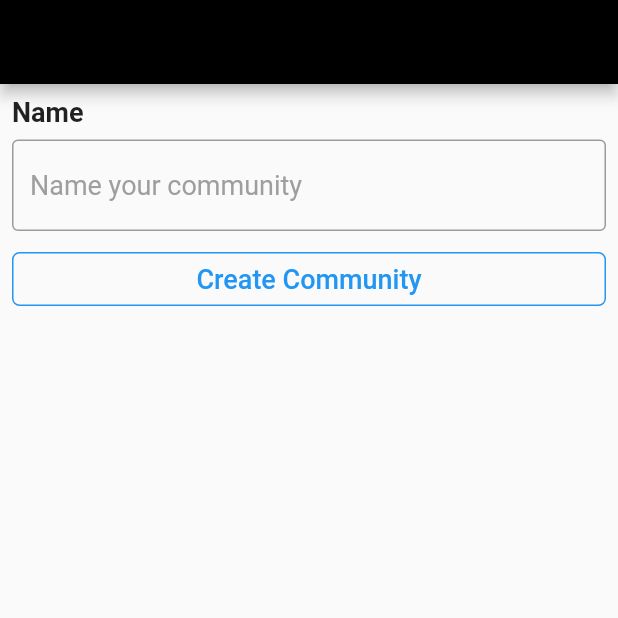
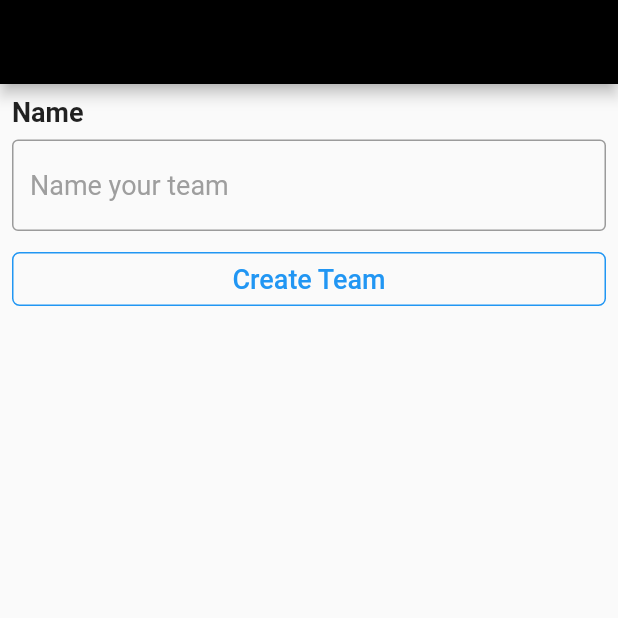
Before and after one commit to POORVI111/myteams, a Flutter app: the CreateTeam screen opened directly, on a phone screen of 412 x 824 dp, the top half of it. Run offline on Flutter 3.47's test engine with Material 2 defaults, Android fonts, the light colour scheme and no system bars; our stand-ins replace cached_network_image, cloud_firestore, firebase_auth, firebase_core, firebase_storage, google_sign_in and 3 more; missing offline and left inert: agora_rtc_engine, emoji_picker; accounts and stored records are empty; Roboto replaces fonts that are missing (Aveny).

Commit message:
made some changes

```diff
--- a/lib/resources/teams_methods.dart
+++ b/lib/resources/teams_methods.dart
@@ -88,7 +88,7 @@ class TeamMethods {
 
       });
 
-
+      await addToTeams(userId: user.uid, teamId: teamId);
       retVal = "success";
     } on PlatformException catch (e) {
       retVal = "Make sure you have the right team ID!";
--- a/lib/screens/CreateTeam.dart
+++ b/lib/screens/CreateTeam.dart
@@ -28,7 +28,7 @@ class _CreateTeamState extends State<CreateTeam> {
     return Scaffold(
       key: _scaffoldKey,
       appBar: AppBar(
-        title: Text('Create Community',
+        title: Text('Create Team',
             style: TextStyle(fontWeight: FontWeight.bold)),
       ),
       body: ListView(
@@ -46,7 +46,7 @@ class _CreateTeamState extends State<CreateTeam> {
               child: TextField(
                 controller: nameController,
                 decoration: InputDecoration(
-                  hintText: 'Name your community',
+                  hintText: 'Name your team',
                   hintStyle: TextStyle(color: Colors.grey, fontSize: 18),
                   border: OutlineInputBorder(),
                   focusedBorder: OutlineInputBorder(
@@ -59,8 +59,8 @@ class _CreateTeamState extends State<CreateTeam> {
           Padding(
             padding: const EdgeInsets.all(8.0),
             child: FlatButton(
-              onPressed: createCommunity,
-              child: Text('Create Community',
+              onPressed: createTeam,
+              child: Text('Create Team',
                   style: TextStyle(
                       color: Theme.of(context).accentColor, fontSize: 18)),
               shape: RoundedRectangleBorder(
@@ -74,7 +74,7 @@ class _CreateTeamState extends State<CreateTeam> {
   }
 
   // This will create community
-  createCommunity() async {
+  createTeam() async {
     String commName = nameController.text;
     if (commName.isEmpty ||
         commName.length < 3 ||
--- a/lib/screens/TeamsScreen.dart
+++ b/lib/screens/TeamsScreen.dart
@@ -16,6 +16,7 @@ import 'package:myteams/screens/widgets/InitialChatList.dart';
 import 'package:provider/provider.dart';
 
 import 'CreateTeam.dart';
+import 'JoinTeam.dart';
 import 'TeamView.dart';
 import 'call_pickup_layout.dart';
 
@@ -95,7 +96,7 @@ class TeamsScreen extends StatelessWidget {
                          onPressed: (){
                            Navigator.push(
                              context,
-                             MaterialPageRoute(builder: (context) => SearchScreen()),
+                             MaterialPageRoute(builder: (context) => JoinTeam()),
                            );
                          },
                        ),
```
